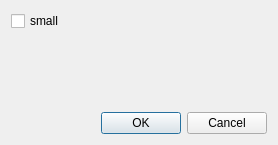
musescore/musescore-old, file mscore/mscore/restproperties.ui: the form before one commit.
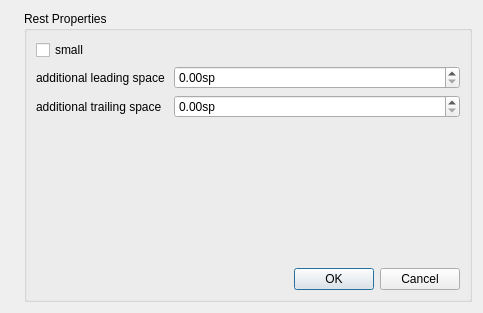
The form after the commit. Icons and pictures are not drawn.

Patch:
```diff
--- a/mscore/mscore/restproperties.ui
+++ b/mscore/mscore/restproperties.ui
@@ -5,14 +5,41 @@
    <rect>
     <x>0</x>
     <y>0</y>
-    <width>278</width>
-    <height>145</height>
+    <width>483</width>
+    <height>313</height>
    </rect>
   </property>
   <property name="windowTitle" >
+   <string>Chord Properties</string>
+  </property>
+  <layout class="QVBoxLayout" name="verticalLayout" >
+   <item>
+    <layout class="QHBoxLayout" name="horizontalLayout" >
+     <item>
+      <widget class="QLabel" name="label_3" >
+       <property name="sizePolicy" >
+        <sizepolicy vsizetype="Ignored" hsizetype="Fixed" >
+         <horstretch>0</horstretch>
+         <verstretch>0</verstretch>
+        </sizepolicy>
+       </property>
+       <property name="text" >
+        <string/>
+       </property>
+       <property name="pixmap" >
+        <pixmap resource="mscore.qrc" >:/data/bg1.jpg</pixmap>
+       </property>
+      </widget>
+     </item>
+     <item>
+      <widget class="QGroupBox" name="groupBox" >
+       <property name="title" >
    <string>Rest Properties</string>
   </property>
-  <layout class="QVBoxLayout" >
+       <property name="flat" >
+        <bool>true</bool>
+       </property>
+       <layout class="QVBoxLayout" name="verticalLayout_2" >
    <item>
     <widget class="QCheckBox" name="smallCheckBox" >
      <property name="text" >
@@ -21,14 +48,52 @@
     </widget>
    </item>
    <item>
-    <spacer>
+         <layout class="QFormLayout" name="formLayout" >
+          <item row="0" column="0" >
+           <widget class="QLabel" name="label" >
+            <property name="text" >
+             <string>additional leading space </string>
+            </property>
+           </widget>
+          </item>
+          <item row="0" column="1" >
+           <widget class="QDoubleSpinBox" name="extraLeadingSpace" >
+            <property name="suffix" >
+             <string comment="spatium unit" >sp</string>
+            </property>
+            <property name="singleStep" >
+             <double>0.100000000000000</double>
+            </property>
+           </widget>
+          </item>
+          <item row="1" column="0" >
+           <widget class="QLabel" name="label_2" >
+            <property name="text" >
+             <string>additional trailing space</string>
+            </property>
+           </widget>
+          </item>
+          <item row="1" column="1" >
+           <widget class="QDoubleSpinBox" name="extraTrailingSpace" >
+            <property name="suffix" >
+             <string comment="spatium unit" >sp</string>
+            </property>
+            <property name="singleStep" >
+             <double>0.100000000000000</double>
+            </property>
+           </widget>
+          </item>
+         </layout>
+        </item>
+        <item>
+         <spacer name="verticalSpacer" >
      <property name="orientation" >
       <enum>Qt::Vertical</enum>
      </property>
-     <property name="sizeHint" >
+          <property name="sizeHint" stdset="0" >
       <size>
        <width>20</width>
-       <height>40</height>
+            <height>21</height>
       </size>
      </property>
     </spacer>
@@ -39,13 +104,20 @@
       <enum>Qt::Horizontal</enum>
      </property>
      <property name="standardButtons" >
-      <set>QDialogButtonBox::Cancel|QDialogButtonBox::NoButton|QDialogButtonBox::Ok</set>
+           <set>QDialogButtonBox::Cancel|QDialogButtonBox::Ok</set>
      </property>
     </widget>
    </item>
   </layout>
  </widget>
- <resources/>
+     </item>
+    </layout>
+   </item>
+  </layout>
+ </widget>
+ <resources>
+  <include location="mscore.qrc" />
+ </resources>
  <connections>
   <connection>
    <sender>buttonBox</sender>
```
Lines whose indentation alone changed are shown as unchanged.
